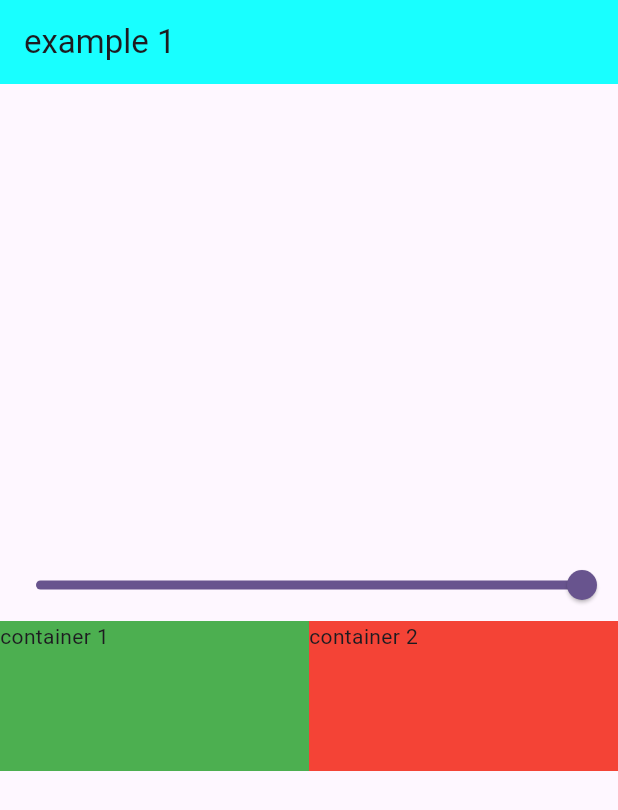
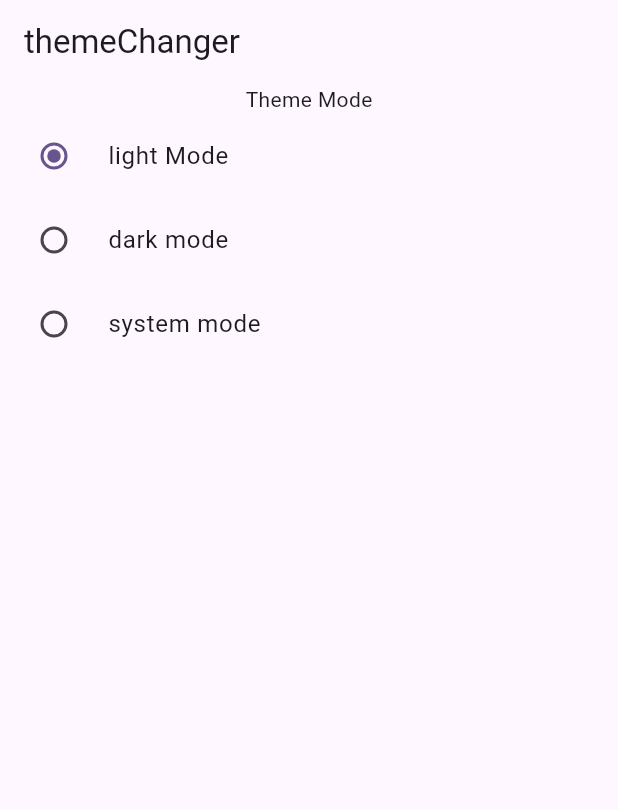
Before and after one commit to Sachinpandit2809/provider_tutorial, a Flutter app: the screen it shows after launch, on a phone screen of 412 x 824 dp. Shown: the top 810 px of the screen. Run offline on Flutter 3.47's test engine with Material 3 defaults, Android fonts, the phone set to English and light mode, and no system bars.

Commit message:
thememode

```diff
--- a/lib/main.dart
+++ b/lib/main.dart
@@ -2,10 +2,14 @@ import 'package:flutter/material.dart';
 import 'package:provider/provider.dart';
 import 'package:provider_tutorial/provider/count_provider.dart';
 import 'package:provider_tutorial/provider/example_provider.dart';
+import 'package:provider_tutorial/provider/favourite_provider.dart';
+import 'package:provider_tutorial/provider/theme_changerProvider.dart';
 import 'package:provider_tutorial/screens/count_provider_screen.dart';
 import 'package:provider_tutorial/screens/example_one_screen.dart';
+import 'package:provider_tutorial/screens/favourite/favourite_screen.dart';
 import 'package:provider_tutorial/screens/home_screen.dart';
 import 'package:provider_tutorial/screens/statefulwidget_screen.dart';
+import 'package:provider_tutorial/screens/themeChange/dark_theme.dart';
 
 void main() {
   runApp(const MyApp());
@@ -23,14 +27,23 @@ class MyApp extends StatelessWidget {
             create: (_) => CountProvider(),
           ),
           ChangeNotifierProvider(create: (_) => ExampleOneProvider()),
+          ChangeNotifierProvider(create: (_) => FavouriteProvider()),
+          ChangeNotifierProvider(create: (_) => ThemeChangerprovider())
         ],
-        child: MaterialApp(
-          title: 'Flutter Demo',
-          theme: ThemeData(
-            colorScheme: ColorScheme.fromSeed(seedColor: Colors.deepPurple),
-            useMaterial3: true,
-          ),
-          home: ExampleOneScreen(),
-        ));
+        child: Builder(builder: (BuildContext context) {
+          final themeChanger = Provider.of<ThemeChangerprovider>(context);
+
+          return MaterialApp(
+            title: 'Flutter Demo',
+            themeMode: themeChanger.themeMode,
+            theme: ThemeData(
+              brightness: Brightness.light,
+              colorScheme: ColorScheme.fromSeed(seedColor: Colors.deepPurple),
+              useMaterial3: true,
+            ),
+            darkTheme: ThemeData(brightness: Brightness.dark),
+            home: DarkThemeScreen(),
+          );
+        }));
   }
 }
--- /dev/null
+++ b/lib/provider/favourite_provider.dart
@@ -0,0 +1,15 @@
+import "package:flutter/foundation.dart";
+
+class FavouriteProvider with ChangeNotifier {
+  List<int> _selectedItem = [];
+  List<int> get selectedItem => _selectedItem;
+  void addItem(val) {
+    _selectedItem.add(val);
+    notifyListeners();
+  }
+
+  void removeItem(val) {
+    _selectedItem.remove(val);
+    notifyListeners();
+  }
+}
--- /dev/null
+++ b/lib/provider/theme_changerProvider.dart
@@ -0,0 +1,12 @@
+import "package:flutter/foundation.dart";
+import "package:flutter/material.dart";
+
+class ThemeChangerprovider with ChangeNotifier {
+  var _themeMode = ThemeMode.light;
+  ThemeMode get themeMode => _themeMode;
+
+  void setTheme(themeMode) {
+    _themeMode = themeMode;
+    notifyListeners();
+  }
+}
--- /dev/null
+++ b/lib/screens/themeChange/dark_theme.dart
@@ -0,0 +1,42 @@
+import "package:flutter/material.dart";
+import "package:provider/provider.dart";
+import "package:provider_tutorial/provider/theme_changerProvider.dart";
+
+class DarkThemeScreen extends StatefulWidget {
+  const DarkThemeScreen({super.key});
+
+  @override
+  State<DarkThemeScreen> createState() => _DarkThemeScreenState();
+}
+
+class _DarkThemeScreenState extends State<DarkThemeScreen> {
+  @override
+  Widget build(BuildContext context) {
+    final themeChanger = Provider.of<ThemeChangerprovider>(context);
+    return Scaffold(
+      appBar: AppBar(
+        title: Text("themeChanger"),
+      ),
+      body: Column(
+        children: [
+          Center(child: Text("Theme Mode")),
+          RadioListTile<ThemeMode>(
+              title: Text("light Mode"),
+              value: ThemeMode.light,
+              groupValue: themeChanger.themeMode,
+              onChanged: themeChanger.setTheme),
+          RadioListTile<ThemeMode>(
+              title: Text("dark mode"),
+              value: ThemeMode.dark,
+              groupValue: themeChanger.themeMode,
+              onChanged: themeChanger.setTheme),
+          RadioListTile<ThemeMode>(
+              title: Text("system mode"),
+              value: ThemeMode.system,
+              groupValue: themeChanger.themeMode,
+              onChanged: themeChanger.setTheme),
+        ],
+      ),
+    );
+  }
+}
```
Also changed, not shown: lib/screens/favourite/favourite_screen.dart (added, +82 -0 lines), lib/screens/favourite/icon_widget.dart (added, +14 -0 lines), lib/screens/favourite/myFavourite.dart (added, +70 -0 lines).
